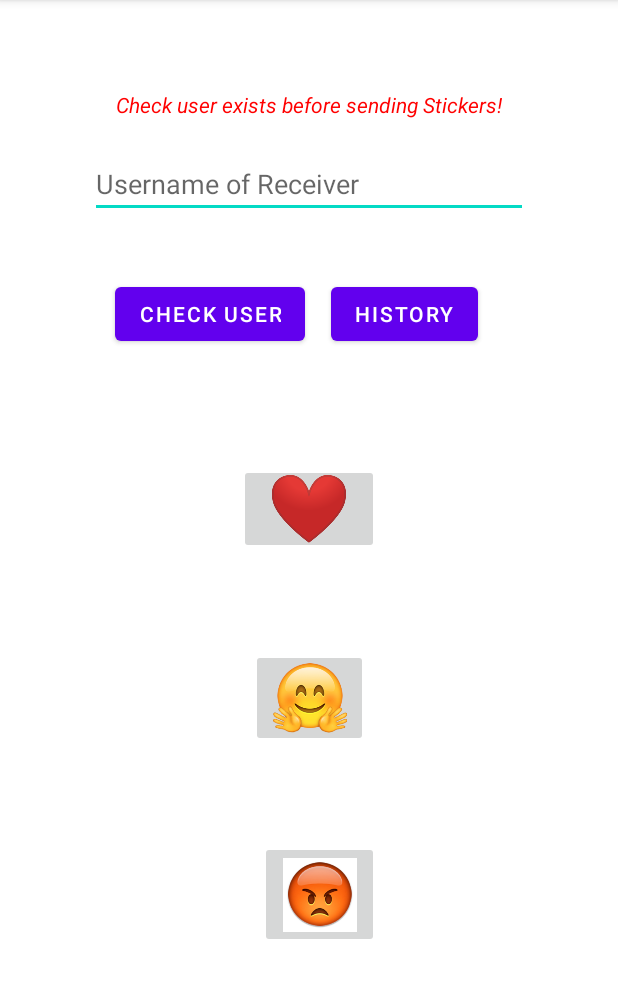
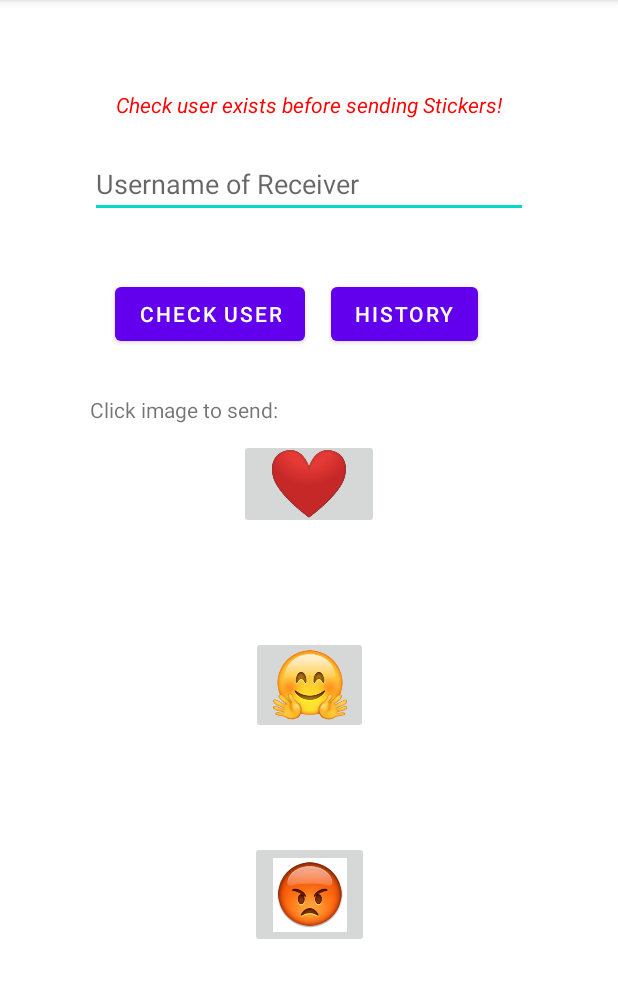
Before and after one commit to pelusodan/WalletGuruFirebaseMessenger, an Android app: the MainActivity screen opened directly, with no data from a screen before it, on a phone screen of 412 x 824 dp, the part 84-1082 px from its top. Run offline under Robolectric (Android 15) with nearby library versions, the phone set to English and light mode, and no system bars; our stand-ins replace Firebase (no records; nobody signed in at launch, a user with empty details on screens opened directly).

Commit message:
More UI changes

```diff
--- a/app/src/main/res/layout/activity_main.xml
+++ b/app/src/main/res/layout/activity_main.xml
@@ -37,13 +37,13 @@
         android:layout_marginTop="40dp"
         android:layout_marginStart="60dp"
         android:text="Check User"
-        app:layout_constraintEnd_toStartOf="@id/stickerHistory"
+        app:layout_constraintEnd_toStartOf="@id/sticker_history"
         app:layout_constraintHorizontal_bias="0.498"
         app:layout_constraintStart_toStartOf="parent"
         app:layout_constraintTop_toBottomOf="@id/username_input" />
 
     <Button
-        android:id="@+id/stickerHistory"
+        android:id="@+id/sticker_history"
         android:layout_width="wrap_content"
         android:layout_height="wrap_content"
         android:text="History"
@@ -53,15 +53,24 @@
         app:layout_constraintBottom_toBottomOf="@id/submit_check_button"
         android:layout_marginStart="50dp"/>
 
+    <TextView
+        android:id="@+id/click_info"
+        android:layout_width="wrap_content"
+        android:layout_height="wrap_content"
+        android:text="Click image to send:"
+        app:layout_constraintStart_toStartOf="@id/username_input"
+        app:layout_constraintTop_toBottomOf="@id/submit_check_button"
+        android:layout_marginTop="30dp" />
+
     <ImageButton
         android:id="@+id/heartButton"
         android:layout_width="93dp"
         android:layout_height="60dp"
-        android:layout_marginTop="76dp"
+        android:layout_marginTop="10dp"
         android:text="\u2764\ufe0f"
         app:layout_constraintEnd_toEndOf="parent"
         app:layout_constraintStart_toStartOf="parent"
-        app:layout_constraintTop_toBottomOf="@+id/submit_check_button"
+        app:layout_constraintTop_toBottomOf="@+id/click_info"
         app:srcCompat="@mipmap/heart_icon_foreground" />
 
     <ImageButton
@@ -84,7 +93,6 @@
         android:text="\ud83d\ude21"
         app:layout_constraintBottom_toBottomOf="parent"
         app:layout_constraintEnd_toEndOf="parent"
-        app:layout_constraintHorizontal_bias="0.521"
         app:layout_constraintStart_toStartOf="parent"
         app:srcCompat="@mipmap/angry_icon_foreground" />
 
```
